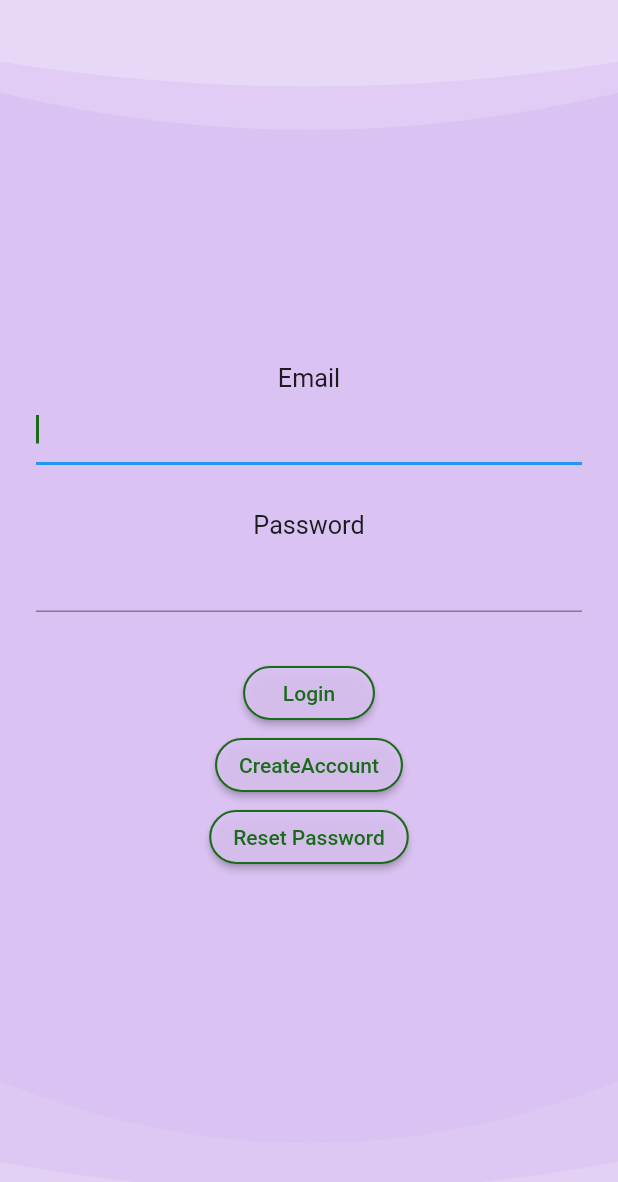
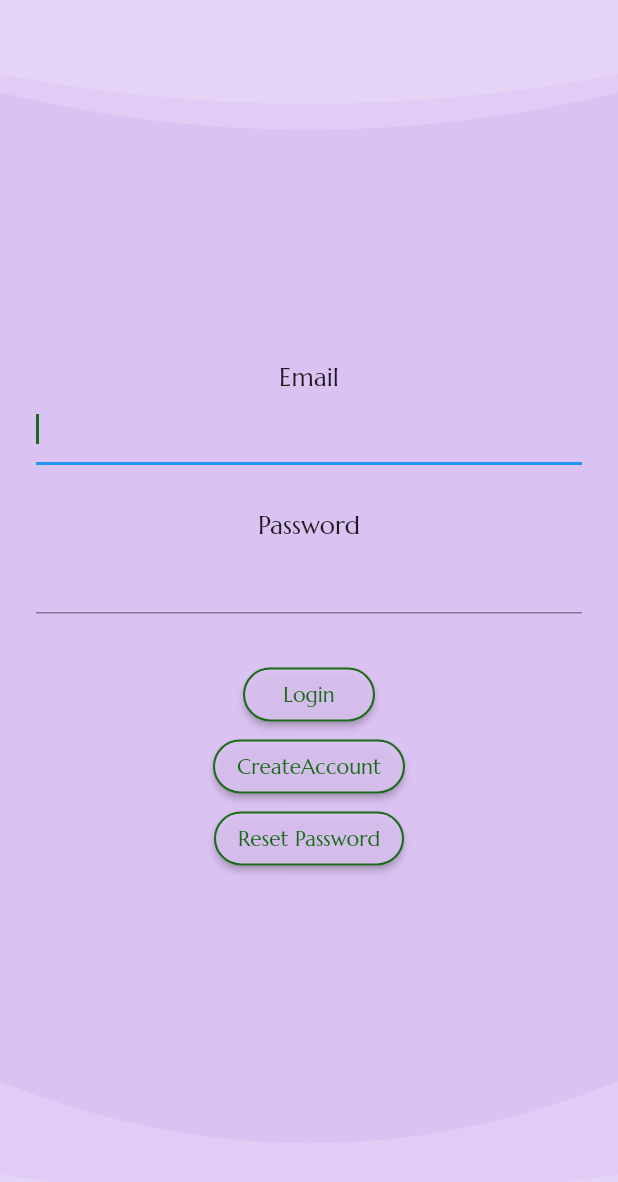
Before and after one commit to kskotheim/jeg-elsker-deg, a Flutter app: the screen it shows after launch, on a phone screen of 412 x 824 dp. Shown: the top 1182 px of the screen. Run offline on Flutter 3.47's test engine with Material 2 defaults, Android fonts, the phone set to English and light mode, and no system bars; our stand-ins replace auto_size_text, bloc, carousel_slider, clay_containers, cloud_firestore, equatable and 4 more; missing offline and left inert: animated_size_and_fade, dough; accounts and stored records are empty.

Commit message:
randomize wave animation each day

```diff
--- a/lib/src/root.dart
+++ b/lib/src/root.dart
@@ -20,35 +20,16 @@ class RootWidget extends StatelessWidget {
               primaryColor: theme.altColor,
               accentColor: theme.bgColor,
               cursorColor: theme.altColor,
+              fontFamily: 'Marcellus',
             ),
             child: Scaffold(
               backgroundColor: theme.bgColor,
               body: BlocBuilder<AuthBloc, AuthState>(
                 builder: (context, authState) {
-                  return AnimatedWave(
-                    height: MediaQuery.of(context).size.height * .1,
-                    speed: .2,
-                    alpha: 60,
-                    reverse: true,
-                    child: AnimatedWave(
-                      height: MediaQuery.of(context).size.height * .15,
-                      speed: .4,
-                      child: AnimatedWave(
-                        height: MediaQuery.of(context).size.height * .25,
-                        speed: .25,
-                        top: false,
-                        alpha: 20,
-                        child: AnimatedWave(
-                          height: MediaQuery.of(context).size.height * .12,
-                          reverse: true,
-                          top: false,
-                          speed: .4,
-                          child: AnimatedSwitcher(
-                            duration: Duration(milliseconds: 300),
-                            child: _buildPage(authState),
-                          ),
-                        ),
-                      ),
+                  return PageOfWaves(
+                    child: AnimatedSwitcher(
+                      duration: Duration(milliseconds: 300),
+                      child: _buildPage(authState),
                     ),
                   );
                 },
--- a/lib/src/util/wave_animation.dart
+++ b/lib/src/util/wave_animation.dart
@@ -1,4 +1,7 @@
+import 'package:bloc/bloc.dart';
 import 'package:flutter/material.dart';
+import 'package:flutter_bloc/flutter_bloc.dart';
+import 'package:shared_preferences/shared_preferences.dart';
 import 'package:simple_animations/simple_animations.dart';
 import 'dart:math';
 
@@ -107,8 +110,8 @@ class BottomCurvePainter extends CustomPainter {
     final endPointY = height * (0.5 + 0.4 * y3) + verticalOffset;
 
     path.moveTo(size.width * 0, startPointY);
-    path.quadraticBezierTo(size.width * 0.5, controlPointY,
-        size.width, endPointY);
+    path.quadraticBezierTo(
+        size.width * 0.5, controlPointY, size.width, endPointY);
     path.lineTo(size.width, height + verticalOffset);
     path.lineTo(0, height + verticalOffset);
     path.close();
@@ -120,3 +123,145 @@ class BottomCurvePainter extends CustomPainter {
     return true;
   }
 }
+
+class PageOfWaves extends StatelessWidget {
+  final Widget child;
+  PageOfWaves({this.child});
+
+  @override
+  Widget build(BuildContext context) {
+    return BlocProvider<WaveBloc>(
+      create: (context) => WaveBloc(),
+      child: BlocBuilder<WaveBloc, List<double>>(
+        builder: (context, waveVals) {
+          return
+              AnimatedSwitcher(
+                              duration: const Duration(seconds: 1),
+                              child: MyLoveWave(
+                  waveFactor: waveVals[0],
+            child: MyLoveWave(
+                waveFactor: waveVals[1],
+                child: MyLoveWave(
+                  waveFactor: waveVals[2],
+                  child: MyLoveWave(
+                    waveFactor: waveVals[3],
+                      child: child),
+                ),
+            ),
+          ),
+              );
+        },
+      ),
+    );
+  }
+}
+
+class MyLoveWave extends AnimatedWave {
+  // takes a coded value "wave factor" and decodes it into a wave of certain position/direction/etc
+
+  final double waveFactor;
+  final Random random = Random();
+  final Widget child;
+
+  double waveSpeed;
+  double waveHeight;
+  double alphaVal;
+  bool reverse;
+  bool top;
+
+  MyLoveWave({this.waveFactor = 0.0, this.child}) {
+    double factorDecoded =
+        waveFactor.abs() > 10 ? waveFactor.abs() - 10 : waveFactor.abs();
+    waveSpeed = (random.nextDouble() + 1) / (factorDecoded * 8);
+    waveHeight = factorDecoded / 3;
+    top = waveFactor.abs() > 10;
+    reverse = waveFactor > 0;
+    alphaVal = 15 + ((1 - waveFactor) * 50);
+  }
+
+  @override
+  Widget build(BuildContext context) {
+    return AnimatedWave(
+      height: waveHeight * MediaQuery.of(context).size.height,
+      speed: waveSpeed,
+      top: top,
+      reverse: reverse,
+      child: child,
+    );
+  }
+}
+
+class WaveBloc extends Bloc<WaveBlocEvent, List<double>> {
+  // sets values for waves according to values stored in shared prefs
+  // recieves new day events and calculates + stores new random wave values
+
+  // positive / negative values indicate wave direction
+  // absolute value greater than 10 indicates top wave
+  // e.g. [-.3, .1, -10.5, 10.2] indicate bottom reverse, bottom forward, top reverse, and top forward waves
+  // wave height, opacity, and speed are determined by the wave factor
+  // (wave factor scales from 0 to 1)
+  static const _NUMBER_OF_WAVES = 4;
+
+  static const List<double> initialState = const [-.3, 10.45, -10.36, .75];
+  static const _WAVE_FACTOR_KEY = 'Wave Factors';
+  SharedPreferences prefs;
+  final Random random = Random();
+
+  WaveBloc() : super(initialState) {
+    getState();
+  }
+
+  Future<void> getState() async {
+    prefs = await SharedPreferences.getInstance();
+    List<double> factors;
+    try {
+      factors = prefs
+              .getStringList(_WAVE_FACTOR_KEY)
+              .map((e) => double.parse(e)).toList() ??
+          initialState;
+    } catch (e) {
+      factors = initialState;
+    }
+    add(LoadWaves(factors));
+  }
+
+  @override
+  Stream<List<double>> mapEventToState(WaveBlocEvent event) async* {
+    if (event is NewDayNewWaves) {
+      // get wave factors
+      List<double> newFactors = [];
+
+      for (int i = 0; i < _NUMBER_OF_WAVES; i++) {
+        double newVal = random.nextDouble();
+        newVal += .2;
+        newVal *= .8;
+        if (random.nextBool()) {
+          newVal += 10;
+        }
+        if (random.nextBool()) {
+          newVal *= -1;
+        }
+        newFactors.add(newVal);
+      }
+
+      // save wave factors
+      prefs.setStringList(
+          _WAVE_FACTOR_KEY, newFactors.map((e) => e.toString()).toList());
+
+      // yield new state
+      yield newFactors;
+    }
+    if (event is LoadWaves) {
+      yield event.waveFactors;
+    }
+  }
+}
+
+class WaveBlocEvent {}
+
+class NewDayNewWaves extends WaveBlocEvent {}
+
+class LoadWaves extends WaveBlocEvent {
+  final List<double> waveFactors;
+  LoadWaves(this.waveFactors) : assert(waveFactors != null);
+}
```
Also changed, not shown: lib/src/components/group/group_bloc.dart (+6 -2 lines), lib/src/components/group/group_page.dart (+5 -3 lines), pubspec.yaml (+10 -0 lines), assets/fonts/Barlow-Bold.ttf (added), assets/fonts/Barlow-Medium.ttf (added), assets/fonts/Barlow-Regular.ttf (added), assets/fonts/Marcellus-Regular.ttf (added).
